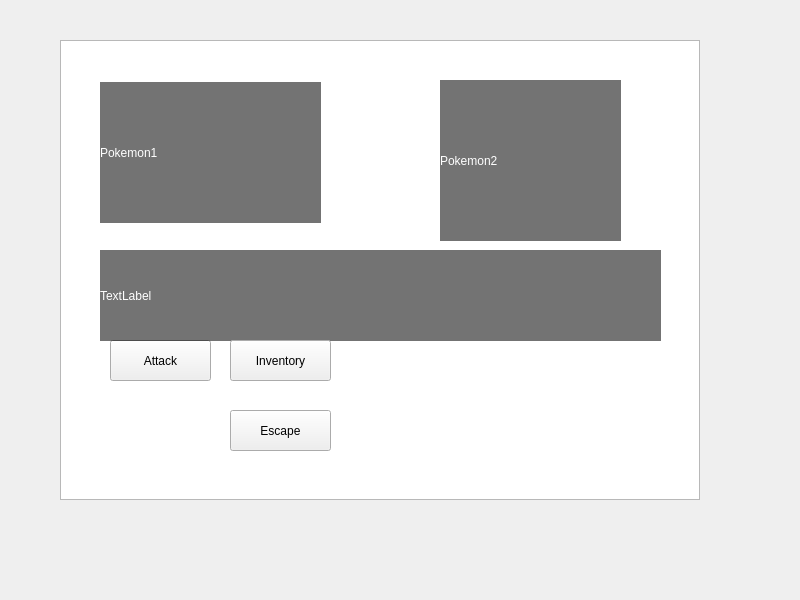
This is Prototypes/Simulation_Test1/mainwindow.ui in PaulNowak36/Kritical-Hit as Qt 5 draws it before an edit. The edited form follows.
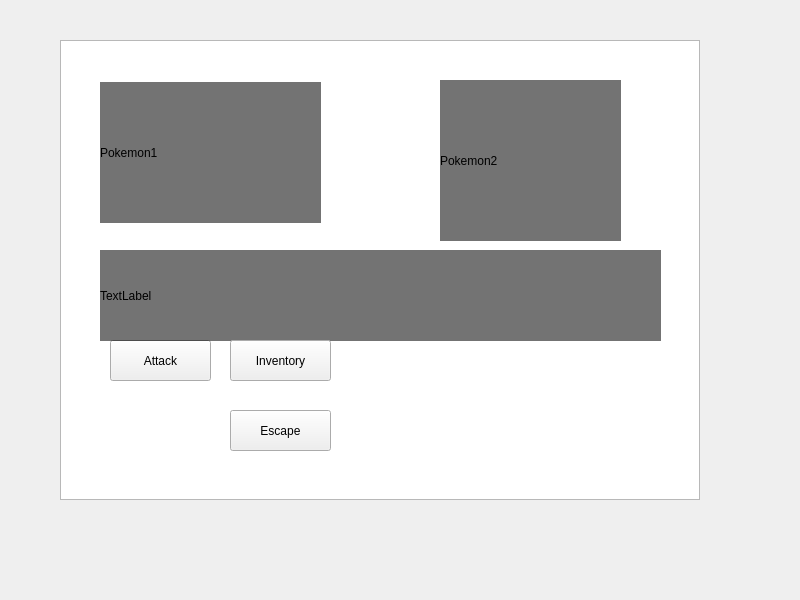
This is the edited form. Icons and pictures are not drawn.

```diff
--- a/Prototypes/Simulation_Test1/mainwindow.ui
+++ b/Prototypes/Simulation_Test1/mainwindow.ui
@@ -38,7 +38,7 @@
     </property>
     <property name="styleSheet">
      <string notr="true">background-color: rgb(0, 0, 0, 140);
-color: rgb(255, 255, 255);
+color: black;
 font: 14pt &quot;MS UI Gothic&quot;;</string>
     </property>
     <property name="text">
@@ -56,7 +56,7 @@
     </property>
     <property name="styleSheet">
      <string notr="true">background-color: rgb(0, 0, 0, 140);
-color: rgb(255, 255, 255);
+color: black;
 font: 14pt &quot;MS UI Gothic&quot;;</string>
     </property>
     <property name="text">
@@ -88,7 +88,7 @@
     </property>
     <property name="styleSheet">
      <string notr="true">background-color: rgb(0, 0, 0, 140);
-color: rgb(255, 255, 255);
+color: black;
 font: 14pt &quot;MS UI Gothic&quot;;</string>
     </property>
     <property name="text">
```
